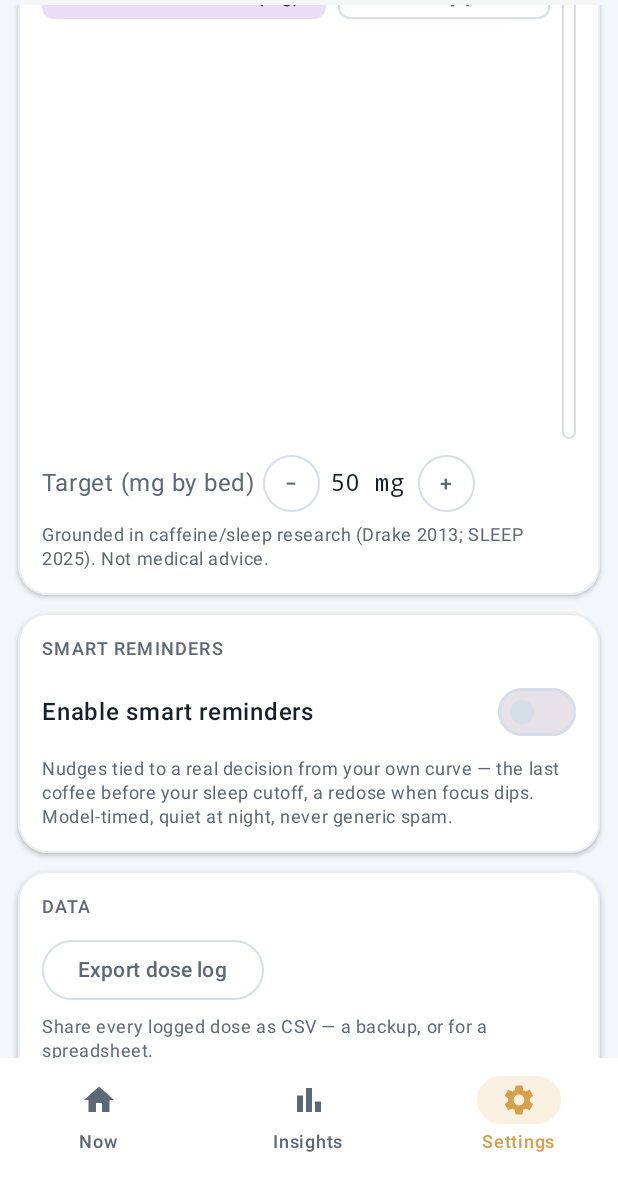
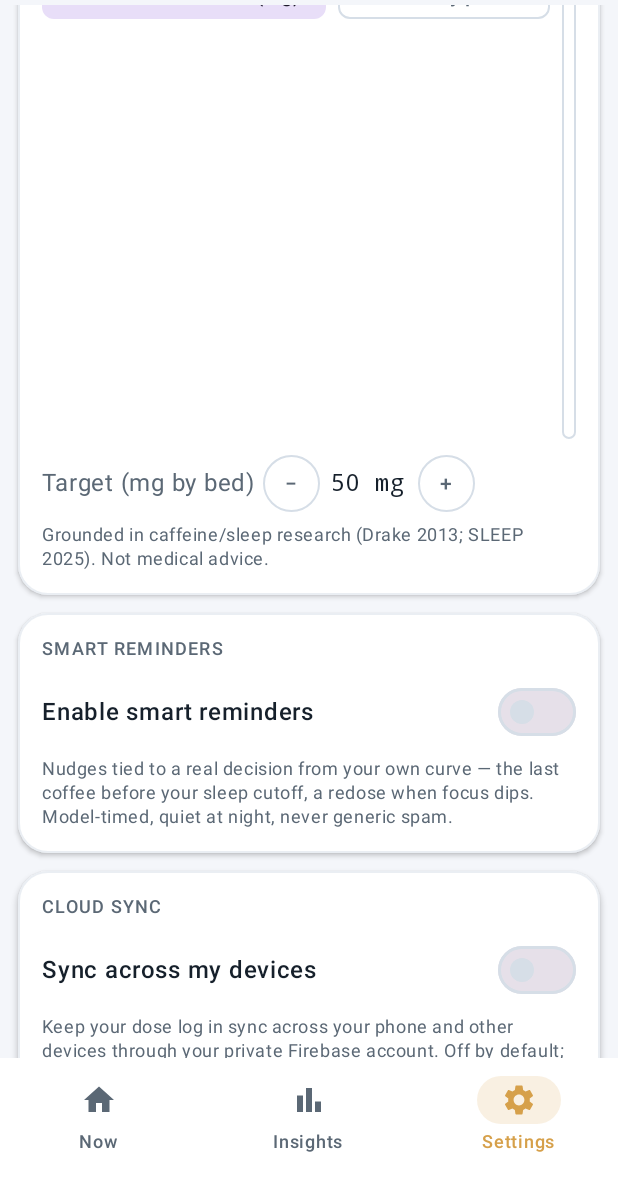
Before and after one commit to eitanav/PK-Tracker, an Android app built with Jetpack Compose: the screen it shows after launch (MainActivity), item 3 of the bottom bar chosen, scrolled down 982 dp, on a phone screen of 412 x 824 dp, the part 58-1236 px from its top. Run offline under Robolectric (Android 15) with nearby library versions, the phone set to English and light mode, and no system bars; our stand-ins replace Firebase (no records; nobody signed in at launch, a user with empty details on screens opened directly), Room's generated code; 1 statement that could not run was skipped.

Commit message:
Android 2.4.0: cross-device cloud sync (Firebase Firestore)
- CloudSync: anonymous Firebase Auth + Firestore at users/{uid}/doses/{doseUid}.
  On enable it signs in, pulls + merges the cloud log (last-write-wins by
  updatedAt, honouring soft-deletes), pushes any local rows the cloud lacks
  or has an older copy of, then listens for remote changes. Local edits push
  from AppViewModel after each log/delete. Built per-user (each device only
  its own uid, enforced by Firestore rules) so it generalises beyond one user.
- Room DAO: update() + allForSync() (includes tombstones) for the merge.
- Settings: "Cloud sync" toggle (syncEnabled in DataStore); MainActivity
  starts/stops CloudSync from it.
- Gradle: google-services plugin + Firebase BoM/Firestore/Auth +
  coroutines-play-services. Removed the .debug applicationId suffix so the
  package matches the Firebase registration (com.pktracker.android).
- CI writes google-services.json from the GOOGLE_SERVICES_JSON secret;
  the file is gitignored and never committed to the public repo.
- Version 2.4.0; changelog + docs updated (Google sign-in is next).

Co-Authored-By: Claude Opus 4.8 <noreply@anthropic.com>
Claude-Session: https://claude.ai/code/session_01TRywYi46Y7UwSMFRkPPrrc

```diff
--- a/android/app/src/main/kotlin/com/pktracker/android/AppViewModel.kt
+++ b/android/app/src/main/kotlin/com/pktracker/android/AppViewModel.kt
@@ -8,6 +8,7 @@ import com.pktracker.android.data.AppSettings
 import com.pktracker.android.data.DoseEntity
 import com.pktracker.android.data.SettingsStore
 import com.pktracker.android.data.toDose
+import com.pktracker.android.sync.CloudSync
 import com.pktracker.android.widget.PkWidgetProvider
 import com.pktracker.engine.Dose
 import com.pktracker.engine.Models
@@ -150,11 +151,13 @@ class AppViewModel(app: Application) : AndroidViewModel(app) {
             ),
         )
         PkWidgetProvider.refresh(getApplication<Application>())
+        CloudSync.pushLocalChanges(getApplication<Application>())
     }
 
     fun deleteDose(id: Long) = viewModelScope.launch {
         db.doseDao().softDelete(id, System.currentTimeMillis())
         PkWidgetProvider.refresh(getApplication<Application>())
+        CloudSync.pushLocalChanges(getApplication<Application>())
     }
 
     fun undoLast(onDone: (Dose?) -> Unit = {}) = viewModelScope.launch {
@@ -162,6 +165,7 @@ class AppViewModel(app: Application) : AndroidViewModel(app) {
         if (last != null) db.doseDao().softDelete(last.id, System.currentTimeMillis())
         onDone(last?.toDose())
         PkWidgetProvider.refresh(getApplication<Application>())
+        CloudSync.pushLocalChanges(getApplication<Application>())
     }
 
     fun setSim(on: Boolean) { simOnFlow.value = on }
--- a/android/app/src/main/kotlin/com/pktracker/android/MainActivity.kt
+++ b/android/app/src/main/kotlin/com/pktracker/android/MainActivity.kt
@@ -43,6 +43,7 @@ import androidx.core.view.WindowCompat
 import androidx.lifecycle.compose.collectAsStateWithLifecycle
 import androidx.lifecycle.viewmodel.compose.viewModel
 import com.pktracker.android.notify.Reminders
+import com.pktracker.android.sync.CloudSync
 import com.pktracker.android.ui.LocalAccent
 import com.pktracker.android.ui.PkLogo
 import com.pktracker.android.ui.accentColorFor
@@ -72,6 +73,9 @@ class MainActivity : AppCompatActivity() {
                 } else {
                     Reminders.cancel(context)
                 }
+            }
+            LaunchedEffect(settings.syncEnabled) {
+                if (settings.syncEnabled) CloudSync.start(context) else CloudSync.stop()
             }
             PKTrackerTheme(darkTheme = dark) {
                 val sub = remember(settings.activeSubstanceId) {
--- a/android/app/src/main/kotlin/com/pktracker/android/data/AppData.kt
+++ b/android/app/src/main/kotlin/com/pktracker/android/data/AppData.kt
@@ -18,6 +18,7 @@ import androidx.room.PrimaryKey
 import androidx.room.Query
 import androidx.room.Room
 import androidx.room.RoomDatabase
+import androidx.room.Update
 import androidx.room.migration.Migration
 import androidx.sqlite.db.SupportSQLiteDatabase
 import com.pktracker.engine.Dose
@@ -66,6 +67,13 @@ interface DoseDao {
 
     @Query("SELECT * FROM doses WHERE uid = :uid LIMIT 1")
     suspend fun byUid(uid: String): DoseEntity?
+
+    /** Every row, including soft-deleted ones — the sync layer must see tombstones. */
+    @Query("SELECT * FROM doses")
+    suspend fun allForSync(): List<DoseEntity>
+
+    @Update
+    suspend fun update(dose: DoseEntity)
 }
 
 private val MIGRATION_1_2 = object : Migration(1, 2) {
@@ -114,6 +122,7 @@ data class AppSettings(
     val remindersEnabled: Boolean = false,
     val reminderLastCutoffMs: Long = 0,
     val reminderLastRedoseMs: Long = 0,
+    val syncEnabled: Boolean = false,
 )
 
 private val Context.dataStore: DataStore<Preferences> by preferencesDataStore("settings")
@@ -140,6 +149,7 @@ class SettingsStore(private val context: Context) {
         val remindersEnabled = booleanPreferencesKey("reminders_enabled")
         val reminderLastCutoffMs = longPreferencesKey("reminder_last_cutoff")
         val reminderLastRedoseMs = longPreferencesKey("reminder_last_redose")
+        val syncEnabled = booleanPreferencesKey("sync_enabled")
     }
 
     val flow: Flow<AppSettings> = context.dataStore.data.map { p ->
@@ -165,6 +175,7 @@ class SettingsStore(private val context: Context) {
             remindersEnabled = p[Keys.remindersEnabled] ?: false,
             reminderLastCutoffMs = p[Keys.reminderLastCutoffMs] ?: 0,
             reminderLastRedoseMs = p[Keys.reminderLastRedoseMs] ?: 0,
+            syncEnabled = p[Keys.syncEnabled] ?: false,
         )
     }
 
@@ -195,5 +206,6 @@ class SettingsStore(private val context: Context) {
         fun remindersEnabled(v: Boolean) { p[Keys.remindersEnabled] = v }
         fun reminderLastCutoffMs(v: Long) { p[Keys.reminderLastCutoffMs] = v }
         fun reminderLastRedoseMs(v: Long) { p[Keys.reminderLastRedoseMs] = v }
+        fun syncEnabled(v: Boolean) { p[Keys.syncEnabled] = v }
     }
 }
--- a/android/app/src/main/kotlin/com/pktracker/android/ui/screens/Settings.kt
+++ b/android/app/src/main/kotlin/com/pktracker/android/ui/screens/Settings.kt
@@ -221,6 +221,17 @@ fun SettingsScreen(vm: AppViewModel, modifier: Modifier = Modifier) {
                 color = MaterialTheme.colorScheme.onSurfaceVariant)
         }
 
+        // Cloud sync
+        SectionCard(title = stringResource(R.string.sync_title)) {
+            Row(Modifier.fillMaxWidth(), verticalAlignment = Alignment.CenterVertically) {
+                Text(stringResource(R.string.sync_toggle), modifier = Modifier.weight(1f), fontWeight = FontWeight.SemiBold)
+                Switch(checked = settings.syncEnabled, onCheckedChange = { on -> vm.updateSettings { syncEnabled(on) } })
+            }
+            Spacer(Modifier.height(6.dp))
+            Text(stringResource(R.string.sync_hint), style = MaterialTheme.typography.bodySmall,
+                color = MaterialTheme.colorScheme.onSurfaceVariant)
+        }
+
         // Data
         SectionCard(title = stringResource(R.string.data)) {
             OutlinedButton(onClick = {
@@ -247,7 +258,7 @@ fun SettingsScreen(vm: AppViewModel, modifier: Modifier = Modifier) {
         SectionCard(title = stringResource(R.string.about)) {
             Text(stringResource(R.string.about_body), style = MaterialTheme.typography.bodyMedium)
             Spacer(Modifier.height(8.dp))
-            Text(stringResource(R.string.version, "2.3.0"), style = MaterialTheme.typography.bodySmall,
+            Text(stringResource(R.string.version, "2.4.0"), style = MaterialTheme.typography.bodySmall,
                 color = MaterialTheme.colorScheme.onSurfaceVariant)
             Spacer(Modifier.height(10.dp))
             OutlinedButton(onClick = {
@@ -257,7 +268,10 @@ fun SettingsScreen(vm: AppViewModel, modifier: Modifier = Modifier) {
             Text(stringResource(R.string.whats_new), color = MaterialTheme.colorScheme.onSurfaceVariant,
                 style = MaterialTheme.typography.labelMedium, fontWeight = FontWeight.Bold)
             Spacer(Modifier.height(6.dp))
-            Text(stringResource(R.string.changelog_2_3_0), style = MaterialTheme.typography.bodySmall)
+            Text(stringResource(R.string.changelog_2_4_0), style = MaterialTheme.typography.bodySmall)
+            Spacer(Modifier.height(4.dp))
+            Text(stringResource(R.string.changelog_2_3_0), style = MaterialTheme.typography.bodySmall,
+                color = MaterialTheme.colorScheme.onSurfaceVariant)
             Spacer(Modifier.height(4.dp))
             Text(stringResource(R.string.changelog_2_2_0), style = MaterialTheme.typography.bodySmall,
                 color = MaterialTheme.colorScheme.onSurfaceVariant)
--- a/android/app/src/main/res/values/strings.xml
+++ b/android/app/src/main/res/values/strings.xml
@@ -124,6 +124,11 @@
     <string name="reminder_redose_title">Focus is starting to dip</string>
     <string name="reminder_redose_body">Your caffeine just dropped below your focus zone. A small redose now keeps you sharp — without piling on for later.</string>
 
+    <!-- Cloud sync -->
+    <string name="sync_title">Cloud sync</string>
+    <string name="sync_toggle">Sync across my devices</string>
+    <string name="sync_hint">Keep your dose log in sync across your phone and other devices through your private Firebase account. Off by default; your data stays yours.</string>
+
     <string name="data">Data</string>
     <string name="export">Export dose log</string>
     <string name="export_hint">Share every logged dose as CSV — a backup, or for a spreadsheet.</string>
@@ -132,6 +137,7 @@
     <string name="version">Version %1$s</string>
     <string name="download_latest">Download latest release</string>
     <string name="whats_new">What\'s new</string>
+    <string name="changelog_2_4_0">2.4.0 — Cloud sync (opt-in, Settings → Cloud sync): your dose log now syncs across your devices through your private Firebase account, with anonymous sign-in.</string>
     <string name="changelog_2_3_0">2.3.0 — Home-screen widget: shows your active substance\'s current level in its own colour, plus time since your last dose. Tap to open; refreshes after every dose.</string>
     <string name="changelog_2_2_0">2.2.0 — Smart reminders (opt-in): model-timed nudges like the last coffee before your sleep cutoff, or a redose when focus dips — never generic. Plus groundwork for cross-device sync.</string>
     <string name="changelog_2_1_0">2.1.0 — Stimulants (Ritalin, Concerta, Vyvanse, Adderall) now get a sleep-cutoff card too, based on each drug\'s own threshold. Plus cards now animate in as the screen assembles.</string>
```
Also changed, not shown: android/app/build.gradle.kts (+10 -3 lines), android/app/src/main/kotlin/com/pktracker/android/sync/CloudSync.kt (added, +128 -0 lines), 5 other files.
